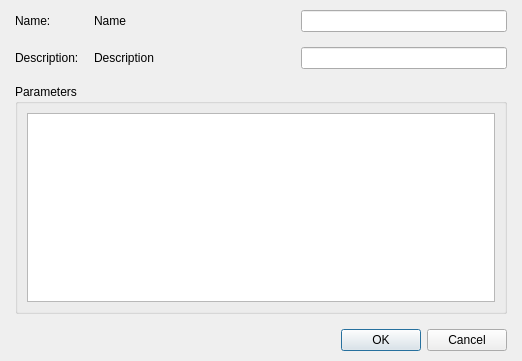
RPG-Paper-Maker/RPG-Paper-Maker, file Editor/Dialogs/Systems/dialogsystemplugincommand.ui: the form before one commit.
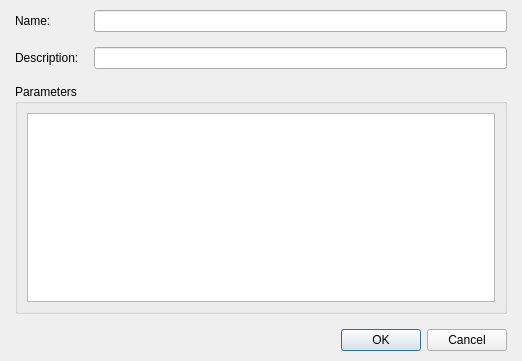
The form after the commit. Custom widgets are drawn as their Qt base class.

The edit to the form file:
```diff
--- a/Editor/Dialogs/Systems/dialogsystemplugincommand.ui
+++ b/Editor/Dialogs/Systems/dialogsystemplugincommand.ui
@@ -32,29 +32,9 @@
       <number>15</number>
      </property>
      <item>
-      <layout class="QVBoxLayout" name="verticalLayout" stretch="0,0">
+      <layout class="QVBoxLayout" name="verticalLayout" stretch="0,1">
        <item>
         <layout class="QGridLayout" name="gridLayout">
-         <item row="1" column="1">
-          <layout class="QHBoxLayout" name="horizontalLayout_2" stretch="1,1">
-           <property name="spacing">
-            <number>0</number>
-           </property>
-           <item>
-            <widget class="QLabel" name="labelDescriptionValue">
-             <property name="text">
-              <string>Description</string>
-             </property>
-             <property name="wordWrap">
-              <bool>true</bool>
-             </property>
-            </widget>
-           </item>
-           <item>
-            <widget class="QLineEdit" name="lineEditDescription"/>
-           </item>
-          </layout>
-         </item>
          <item row="0" column="0">
           <widget class="QLabel" name="labelName">
            <property name="text">
@@ -62,6 +42,9 @@
            </property>
           </widget>
          </item>
+         <item row="0" column="1">
+          <widget class="QLineEdit" name="lineEditName"/>
+         </item>
          <item row="1" column="0">
           <widget class="QLabel" name="labelDescription">
            <property name="text">
@@ -69,22 +52,8 @@
            </property>
           </widget>
          </item>
-         <item row="0" column="1">
-          <layout class="QHBoxLayout" name="horizontalLayout" stretch="1,1">
-           <property name="spacing">
-            <number>0</number>
-           </property>
-           <item>
-            <widget class="QLabel" name="labelNameValue">
-             <property name="text">
-              <string>Name</string>
-             </property>
-            </widget>
-           </item>
-           <item>
-            <widget class="QLineEdit" name="lineEditName"/>
-           </item>
-          </layout>
+         <item row="1" column="1">
+          <widget class="QLineEdit" name="lineEditDescription"/>
          </item>
         </layout>
        </item>
```
